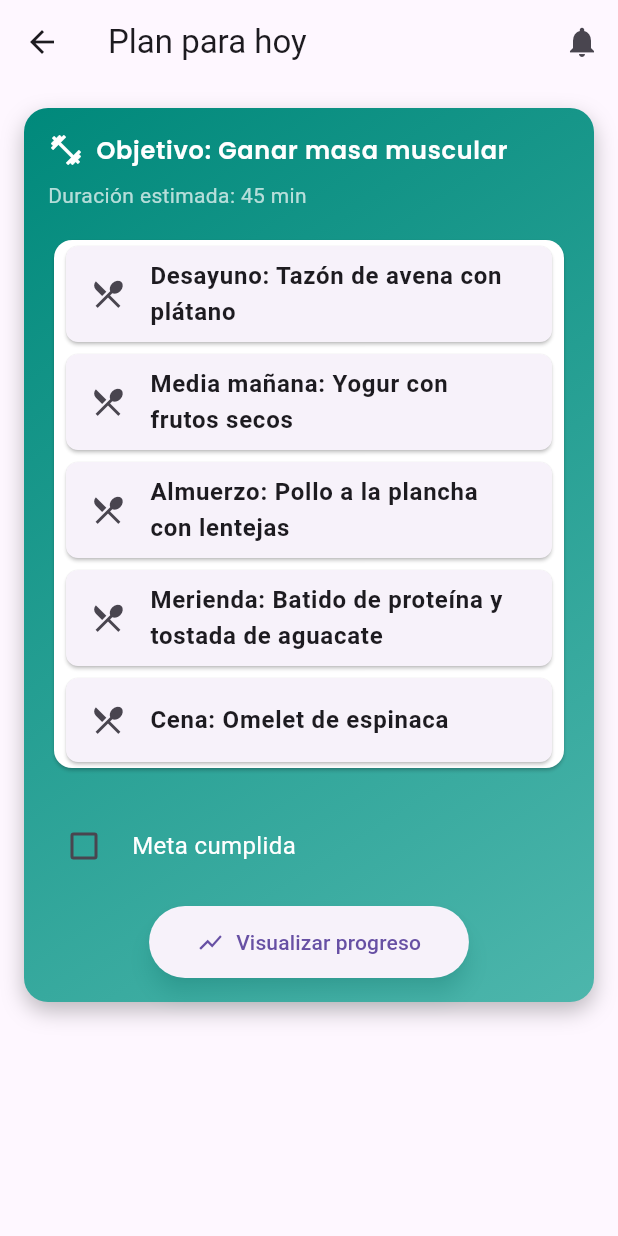
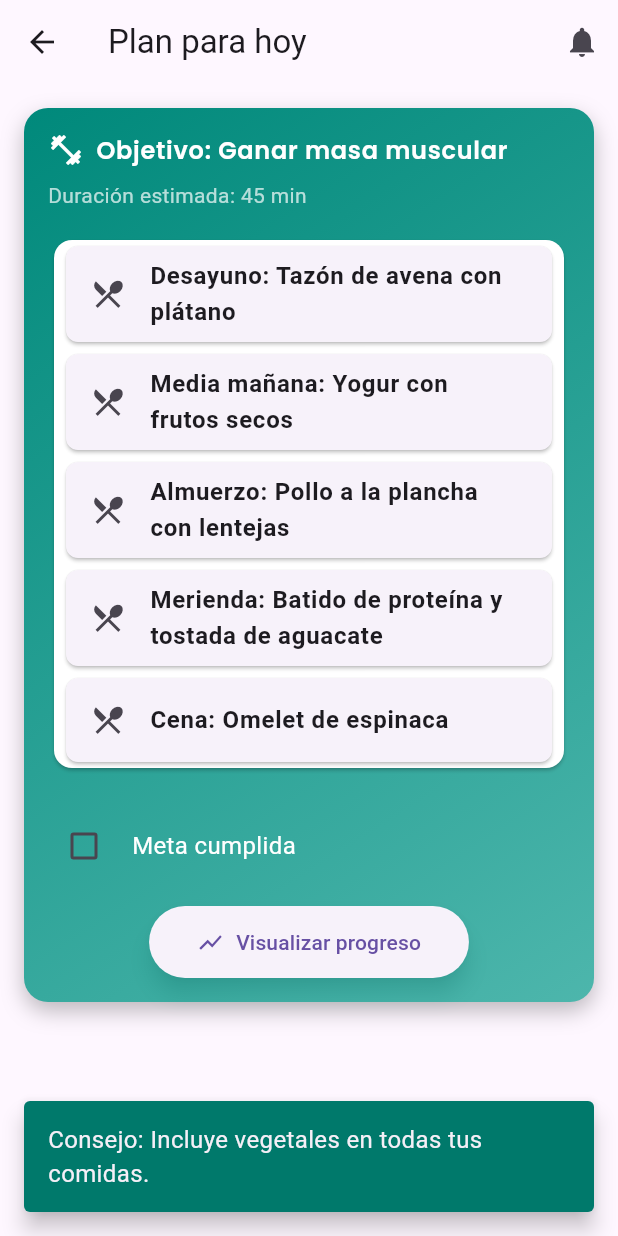
Before and after one commit to HabitsGo-ChfHeroes/habits_go_front, a Flutter app: the DailyPlanScreen screen opened by its route, on a phone screen of 412 x 824 dp. Run offline on Flutter 3.47's test engine with Material 3 defaults, Android fonts, the phone set to English and light mode, and no system bars; our stand-ins replace fl_chart, google_fonts, lottie.

Commit message:
agrego mensaje consejo para los habitos

```diff
--- a/lib/screens/daily_plan_screen.dart
+++ b/lib/screens/daily_plan_screen.dart
@@ -40,6 +40,16 @@ class _DailyPlanScreenState extends State<DailyPlanScreen> {
     "Tu cuerpo te lo agradecerá, ¡sigue así!",
     "No es solo un plan, es un estilo de vida. ¡Bien hecho!",
   ];
+
+  final List<String> _healthTips = [
+    'Toma al menos 2 litros de agua al día.',
+    'Incluye vegetales en todas tus comidas.',
+    'Evita alimentos ultraprocesados.',
+    'Come despacio y disfruta cada bocado.',
+    'Planifica tus comidas con anticipación.',
+    'No te saltes el desayuno.',
+  ];
+
 
   // Datos estáticos de ejemplo para cada comida
   static const List<Meal> meals = [
@@ -100,10 +110,31 @@ class _DailyPlanScreenState extends State<DailyPlanScreen> {
   void initState() {
     super.initState();
 
+    // Si la meta ya está marcada como completada, muestra un mensaje motivador
     if (_isCompleted) {
-      _motivationalMessage = (_motivationalMessages.toList()..shuffle()).first;
+      _motivationalMessage =
+          (_motivationalMessages.toList()..shuffle()).first;
     }
+
+    // Mostrar consejo de alimentación al cargar la pantalla
+    WidgetsBinding.instance.addPostFrameCallback((_) {
+      final randomTip = (_healthTips.toList()..shuffle()).first;
+
+      ScaffoldMessenger.of(context).showSnackBar(
+        SnackBar(
+          content: Text(
+            'Consejo: $randomTip',
+            style: const TextStyle(fontSize: 16),
+          ),
+          duration: const Duration(seconds: 5),
+          backgroundColor: Colors.teal.shade700,
+          behavior: SnackBarBehavior.floating,
+          margin: const EdgeInsets.all(16),
+        ),
+      );
+    });
   }
+
 
 @override
 Widget build(BuildContext context) {
```
